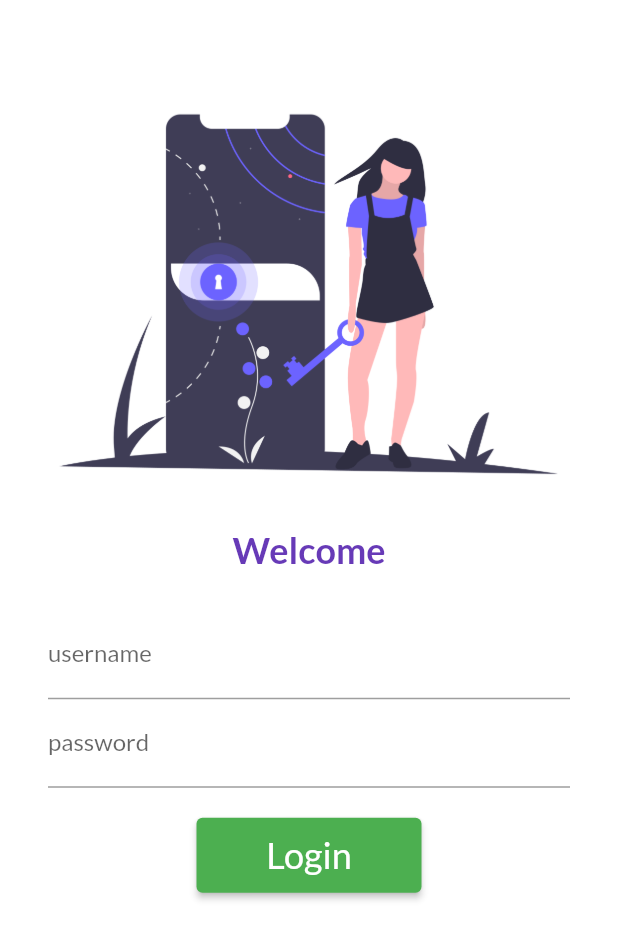
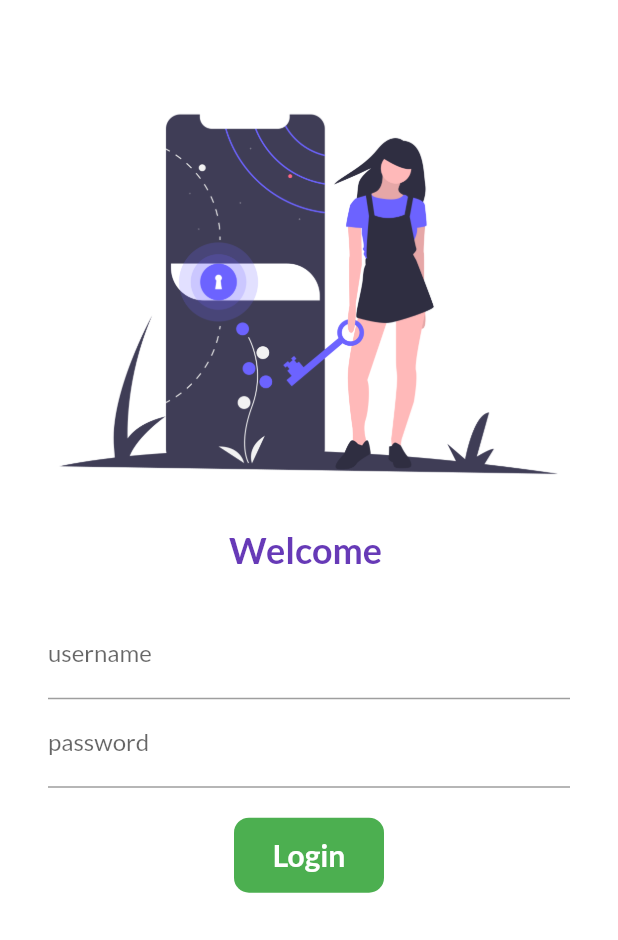
Before and after one commit to TarunSaini063/flutter-course, a Flutter app: the screen it shows after launch, on a phone screen of 412 x 824 dp. Shown: the top 940 px of the screen. Run offline on Flutter 3.47's test engine with Material 2 defaults, Android fonts, the phone set to English and light mode, and no system bars; our stand-ins replace google_fonts.

Commit message:
Add Day 6

```diff
--- a/lib/pages/login-page.dart
+++ b/lib/pages/login-page.dart
@@ -1,10 +1,17 @@
 import 'package:flutter/material.dart';
 import 'package:flutter_starter/utils/MyRoutes.dart';
 
-class LoginPage extends StatelessWidget {
+class LoginPage extends StatefulWidget {
   const LoginPage({Key key, this.title}) : super(key: key);
   final title;
 
+  @override
+  _LoginPageState createState() => _LoginPageState();
+}
+
+class _LoginPageState extends State<LoginPage> {
+  String name= "";
+  bool change = false;
   @override
   Widget build(BuildContext context) {
     return Material(
@@ -23,7 +30,7 @@ class LoginPage extends StatelessWidget {
               height: 10,
             ),
             Text(
-              'Welcome',
+              'Welcome $name',
               style: TextStyle(
                   color: Colors.deepPurple,
                   fontSize: 24,
@@ -39,7 +46,13 @@ class LoginPage extends StatelessWidget {
                 children: [
                   TextFormField(
                     decoration: InputDecoration(
-                        hintText: "enter username", labelText: "username"),
+                        hintText: "enter username", labelText: "username"
+                    ),
+                    onChanged: (value){
+                      setState(() {
+                        name = value;
+                      });
+                    },
                   ),
                   TextFormField(
                     obscureText: true,
@@ -49,14 +62,26 @@ class LoginPage extends StatelessWidget {
                   SizedBox(
                     height: 20,
                   ),
-                  ElevatedButton(
-                    onPressed: () {
+                  InkWell(
+                    onTap: () async{
+                      setState(() {
+                        change = true;
+                      });
+                      await Future.delayed(Duration(seconds: 1));
                       Navigator.pushNamed(context, MyRoutes.homeRoutes);
                     },
-                    child: Text('Login',style: TextStyle(fontSize: 24),),
-                    style: ButtonStyle(
-                      minimumSize: MaterialStateProperty.all(Size(150,50)),
-                      foregroundColor: MaterialStateProperty.all(Colors.white),
+                    child: AnimatedContainer(
+                      duration: Duration(seconds: 1),
+                      width: change?50:100,
+                      height: 50,
+                      alignment: Alignment.center,
+                      decoration: BoxDecoration(
+                        color: Colors.green,
+                        borderRadius: BorderRadius.circular(change?50:10)
+                      ),
+                      child: !change?
+                      Text('Login',style: TextStyle(fontSize: 20,fontWeight: FontWeight.bold,color: Colors.white),):
+                      Icon(Icons.done,color: Colors.white,),
                     ),
                   )
                 ],
```
